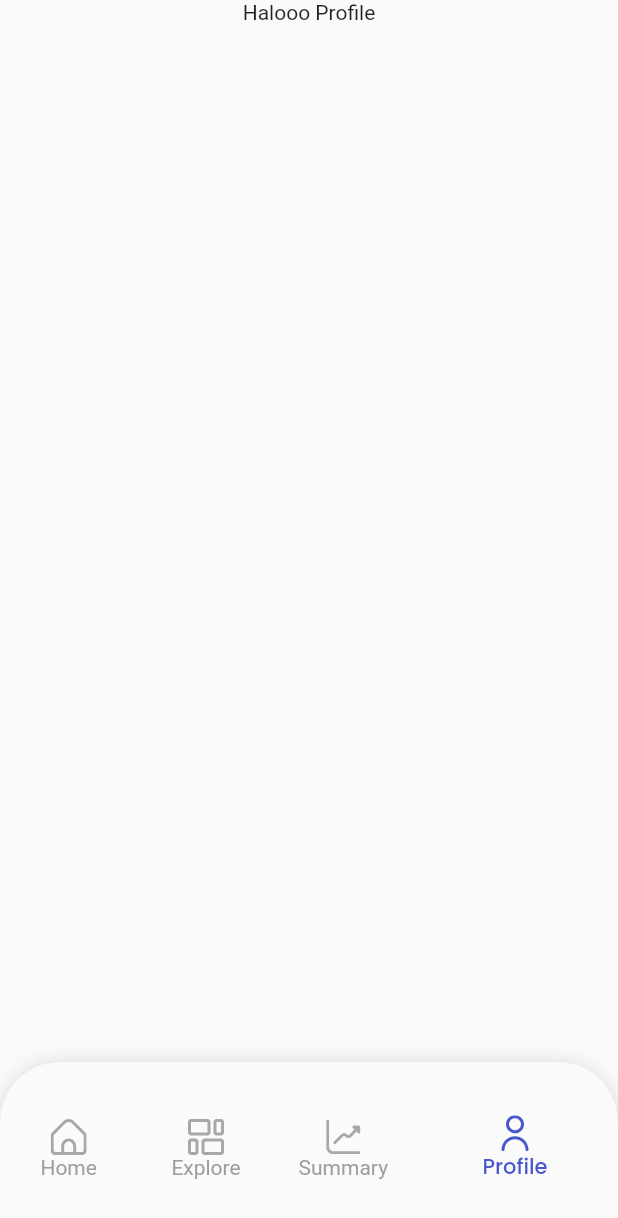
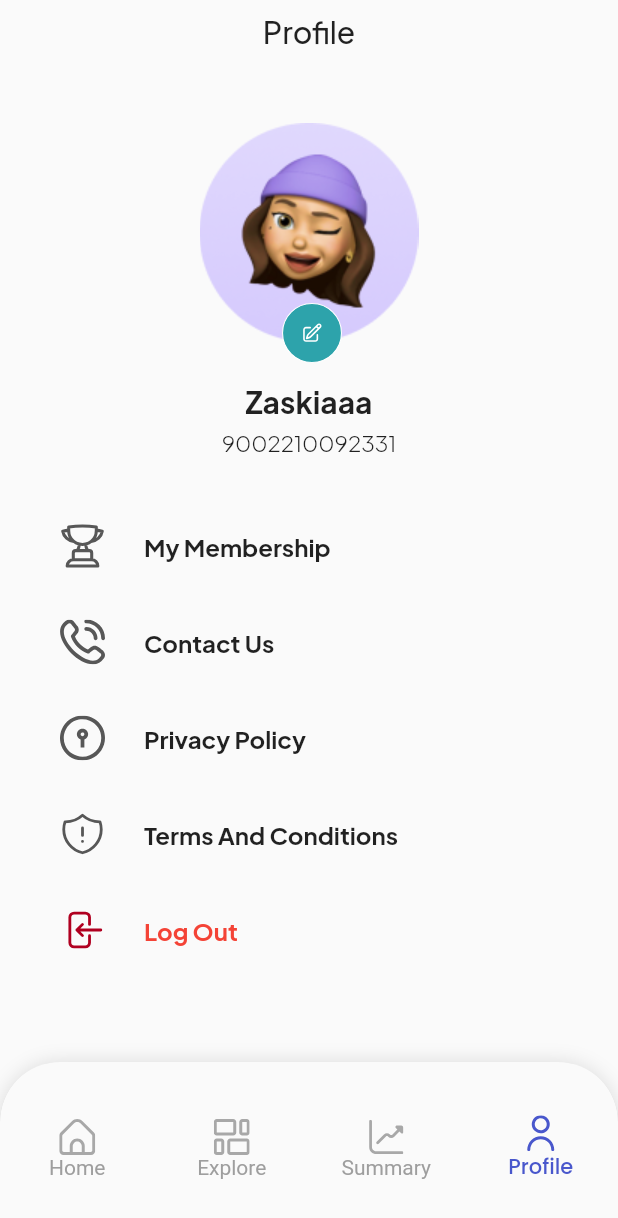
Before and after one commit to Capstone-Project-Kelompok-6/Flutter, a Flutter app: the screen it shows after launch, item 4 of the bottom bar chosen, on a phone screen of 412 x 824 dp. Shown: the top 1218 px of the screen. Run offline on Flutter 3.47's test engine with Material 2 defaults, Android fonts, the phone set to English and light mode, and no system bars; our stand-ins replace flutter_svg, google_fonts.

Commit message:
menambahkan profile page

```diff
--- a/flutter_capstone_6/lib/screen/profile_screen.dart
+++ b/flutter_capstone_6/lib/screen/profile_screen.dart
@@ -1,6 +1,8 @@
 import 'package:flutter/material.dart';
 import 'package:flutter/src/widgets/container.dart';
 import 'package:flutter/src/widgets/framework.dart';
+import 'package:flutter_svg/flutter_svg.dart';
+import 'package:google_fonts/google_fonts.dart';
 
 class ProfileScreen extends StatelessWidget {
   const ProfileScreen({super.key});
@@ -8,7 +10,154 @@ class ProfileScreen extends StatelessWidget {
   @override
   Widget build(BuildContext context) {
     return Scaffold(
-      body: Column(children: [Center(child: Text('Halooo Profile'))]),
+      body: Column(children: [
+        SizedBox(
+          height: 8,
+        ),
+        Center(
+          child: Text(
+            'Profile',
+            style: GoogleFonts.plusJakartaSans(
+                fontWeight: FontWeight.w500, fontSize: 20),
+          ),
+        ),
+        SizedBox(
+          height: 32,
+        ),
+        Stack(children: [
+          Container(
+            width: 180,
+            height: 180,
+            decoration: BoxDecoration(
+                shape: BoxShape.circle,
+                image: DecorationImage(
+                    image: AssetImage('assets/profile_picture.png'))),
+          ),
+          Positioned(
+            bottom: -5,
+            right: 60,
+            child: Container(
+              height: 56,
+              width: 56,
+              child: IconButton(
+                  onPressed: () {},
+                  icon: Container(
+                    child: SvgPicture.asset('assets/profile_change.svg'),
+                  )),
+            ),
+          ),
+        ]),
+        SizedBox(
+          height: 10,
+        ),
+        Text(
+          'Zaskiaaa',
+          style: GoogleFonts.plusJakartaSans(
+              fontSize: 20, fontWeight: FontWeight.bold),
+        ),
+        SizedBox(
+          height: 5,
+        ),
+        Text(
+          '9002210092331',
+          style: GoogleFonts.plusJakartaSans(
+              fontSize: 15, fontWeight: FontWeight.w300),
+        ),
+        SizedBox(
+          height: 24,
+        ),
+        Container(
+          margin: EdgeInsets.only(left: 24, right: 24, top: 8),
+          child: Column(
+            children: [
+              ListTile(
+                  title: Text(
+                    'My Membership',
+                    style: GoogleFonts.plusJakartaSans(
+                        fontWeight: FontWeight.bold),
+                  ),
+                  leading: Container(
+                    height: 30,
+                    width: 30,
+                    child: SvgPicture.asset('assets/trophy.svg'),
+                  ))
+            ],
+          ),
+        ),
+        Container(
+          margin: EdgeInsets.only(left: 24, right: 24, top: 8),
+          child: Column(
+            children: [
+              ListTile(
+                  title: Text(
+                    'Contact Us',
+                    style: GoogleFonts.plusJakartaSans(
+                        fontWeight: FontWeight.bold),
+                  ),
+                  leading: Container(
+                    height: 30,
+                    width: 30,
+                    child: SvgPicture.asset('assets/phone.svg'),
+                  ))
+            ],
+          ),
+        ),
+        Container(
+          margin: EdgeInsets.only(left: 24, right: 24, top: 8),
+          child: Column(
+            children: [
+              ListTile(
+                  title: Text(
+                    'Privacy Policy',
+                    style: GoogleFonts.plusJakartaSans(
+                        fontWeight: FontWeight.bold),
+                  ),
+                  leading: Container(
+                    height: 30,
+                    width: 30,
+                    child: SvgPicture.asset('assets/lock.svg'),
+                  ))
+            ],
+          ),
+        ),
+        Container(
+          decoration: BoxDecoration(),
+          margin: EdgeInsets.only(left: 24, right: 24, top: 8),
+          child: Column(
+            children: [
+              ListTile(
+                  title: Text(
+                    'Terms And Conditions',
+                    style: GoogleFonts.plusJakartaSans(
+                        fontWeight: FontWeight.bold),
+                  ),
+                  leading: Container(
+                    height: 30,
+                    width: 30,
+                    child: SvgPicture.asset('assets/shield.svg'),
+                  ))
+            ],
+          ),
+        ),
+        Container(
+          margin: EdgeInsets.only(left: 24, right: 24, top: 8),
+          child: Column(
+            children: [
+              ListTile(
+                  title: Text(
+                    'Log Out',
+                    style: GoogleFonts.plusJakartaSans(
+                        color: Colors.red, fontWeight: FontWeight.bold),
+                  ),
+                  leading: Container(
+                    height: 30,
+                    width: 30,
+                    child: SvgPicture.asset('assets/logout.svg'),
+                  ))
+            ],
+          ),
+        ),
+      ]),
     );
   }
 }
--- a/flutter_capstone_6/lib/widget/bottom_navigation.dart
+++ b/flutter_capstone_6/lib/widget/bottom_navigation.dart
@@ -107,6 +107,7 @@ class _BottomNavigationBarControllerState
             showUnselectedLabels: true,
             selectedFontSize: 14,
             unselectedFontSize: 14,
+            type: BottomNavigationBarType.fixed,
           ),
         ),
       );
```
Also changed, not shown: flutter_capstone_6/pubspec.yaml (+8 -0 lines), flutter_capstone_6/assets/lock.svg (added), flutter_capstone_6/assets/logout.svg (added), flutter_capstone_6/assets/phone.svg (added), flutter_capstone_6/assets/profile_change.svg (added), flutter_capstone_6/assets/profile_picture.png (added), flutter_capstone_6/assets/shield.svg (added), flutter_capstone_6/assets/trophy.svg (added).
